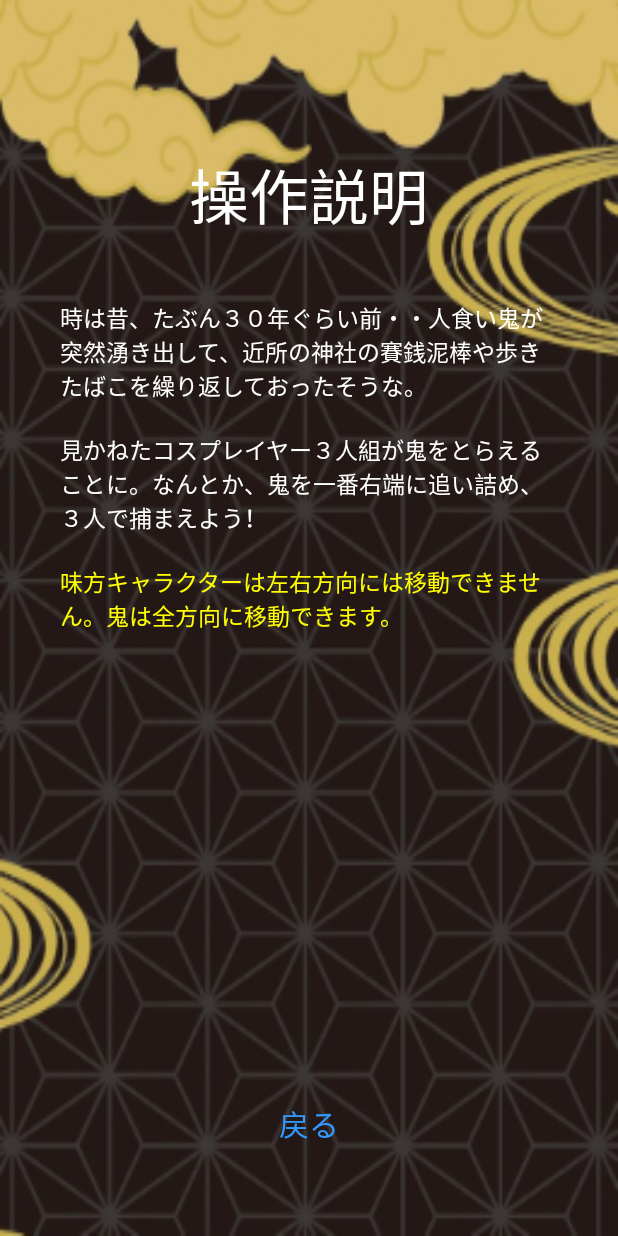
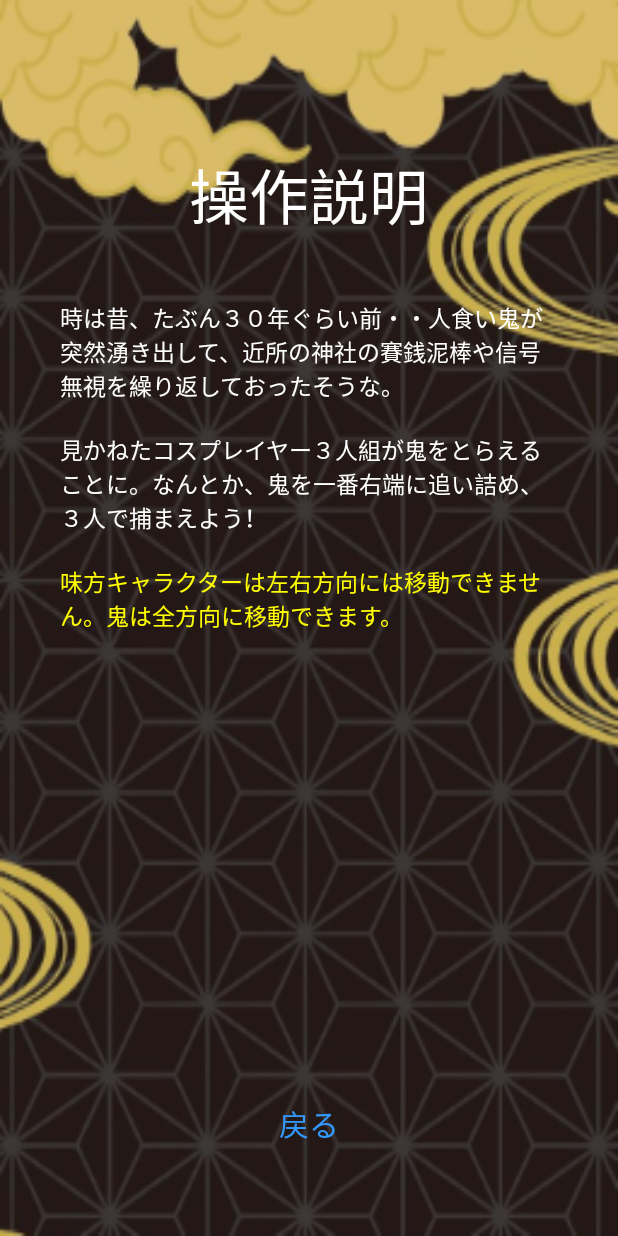
Before and after one commit to NiheiKeita/CatchTheDemonAndroid, an Android app: the DescriptionActivity screen opened directly, with no data from a screen before it, on a phone screen of 412 x 824 dp. Run offline under Robolectric (Android 15) with nearby library versions, the phone set to English and light mode, and no system bars; our stand-ins replace AdMob; 1 statement that could not run was skipped.

Commit message:
たばこの文言を修正

```diff
--- a/app/src/main/res/layout/activity_description.xml
+++ b/app/src/main/res/layout/activity_description.xml
@@ -25,7 +25,7 @@
         android:id="@+id/text_1"
         android:layout_width="wrap_content"
         android:layout_height="wrap_content"
-        android:text="時は昔、たぶん３０年ぐらい前・・人食い鬼が突然湧き出して、近所の神社の賽銭泥棒や歩きたばこを繰り返しておったそうな。"
+        android:text="時は昔、たぶん３０年ぐらい前・・人食い鬼が突然湧き出して、近所の神社の賽銭泥棒や信号無視を繰り返しておったそうな。"
         app:layout_constraintLeft_toLeftOf="parent"
         app:layout_constraintRight_toRightOf="parent"
         app:layout_constraintTop_toBottomOf="@+id/title"
```
